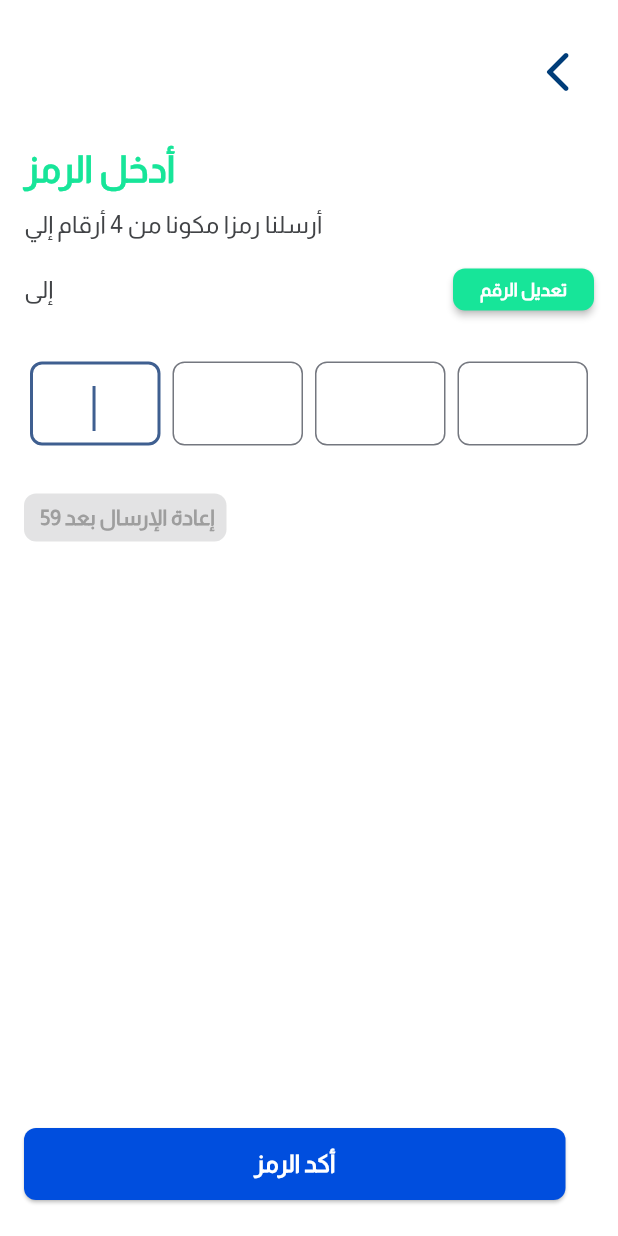
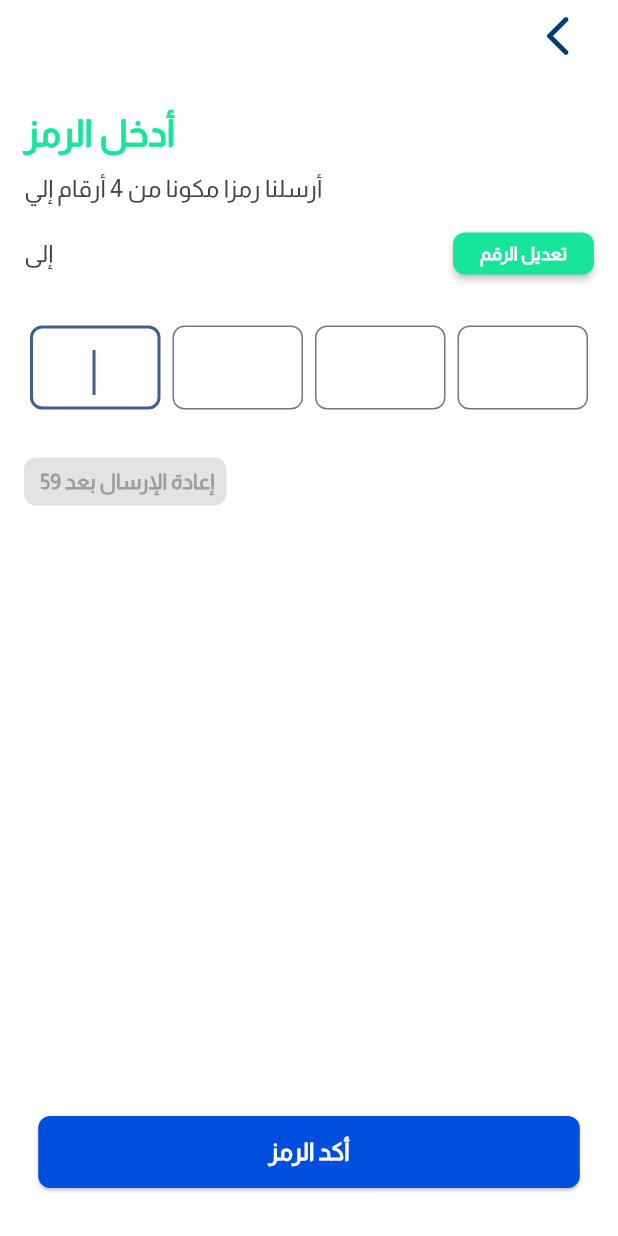
Before and after one commit to hayam-tarek/Mini-Sherkety-app, a Flutter app: the screen it shows after launch, after a tap on "دخول", on a phone screen of 412 x 824 dp. Run offline on Flutter 3.47's test engine with Material 3 defaults, Android fonts, the light colour scheme and no system bars; our stand-ins replace country_code_picker.

Commit message:
doing refactor code

```diff
--- a/apps/sherkety_flutter_app/lib/features/auth/presentation/view/create_password_view.dart
+++ b/apps/sherkety_flutter_app/lib/features/auth/presentation/view/create_password_view.dart
@@ -22,7 +22,6 @@
         child: Padding(
           padding: const EdgeInsets.symmetric(
             horizontal: AssetSpacing.paddingHorizontal,
-            vertical: AssetSpacing.paddingVertical,
           ),
           child: Column(
             children: [
--- a/apps/sherkety_flutter_app/lib/features/auth/presentation/view/register_view.dart
+++ b/apps/sherkety_flutter_app/lib/features/auth/presentation/view/register_view.dart
@@ -1,17 +1,10 @@
 import 'package:flutter/material.dart';
-import 'package:flutter_library/ui_lib.dart';
 import 'package:sherkety_flutter_app/core/constants/asset_spacing.dart';
-import 'package:sherkety_flutter_app/core/shared/widgets/base_spacing.dart';
-import 'package:sherkety_flutter_app/core/theme/styles.dart';
-import 'package:sherkety_flutter_app/features/auth/presentation/view/verify_view.dart';
-import 'package:sherkety_flutter_app/features/auth/presentation/view/widgets/contacts.dart';
 import 'package:sherkety_flutter_app/features/auth/presentation/view/widgets/have_an_account.dart';
-import 'package:sherkety_flutter_app/features/auth/presentation/view/widgets/terms_of_service_privacy_policy.dart';
-import 'package:sherkety_flutter_app/features/auth/presentation/view/widgets/text_register_with.dart';
+import 'package:sherkety_flutter_app/features/auth/presentation/view/widgets/register_body.dart';
 
 class RegisterView extends StatelessWidget {
-  RegisterView({super.key});
-  final TextEditingController controller = TextEditingController();
+  const RegisterView({super.key});
 
   @override
   Widget build(BuildContext context) {
@@ -20,40 +13,20 @@
         child: Padding(
           padding: const EdgeInsets.symmetric(
             horizontal: AssetSpacing.paddingHorizontal,
-            vertical: AssetSpacing.paddingVertical,
           ),
-          child: SingleChildScrollView(
-            child: Column(
-              crossAxisAlignment: CrossAxisAlignment.start,
-              children: [
-                Text('مرحبا!', style: Styles.headline200Heavy),
-                Text('سجل الآن .. لتبدأ', style: Styles.headline200light),
-                const BaseSpacing(),
-                PhoneNumber(controller: controller),
-                const BaseSpacing(),
-                const TermsOfServicePrivacyPolicy(),
-                const BaseSpacing(),
-                DefaultButton(
-                  text: 'دخول',
-                  onPressed: () {
-                    Navigator.push(
-                      context,
-                      MaterialPageRoute(
-                        builder: (context) => VerifyView(
-                          phoneNumber: controller.text,
-                        ),
-                      ),
-                    );
-                  },
+          child: Column(
+            children: [
+              Expanded(
+                child: RegisterBody(),
+              ),
+              const Padding(
+                padding: EdgeInsets.only(
+                  bottom: 32,
+                  top: 16,
                 ),
-                const BaseSpacing(),
-                const TextRegisterWith(),
-                const BaseSpacing(),
-                const Contacts(),
-                const SizedBox(height: 280),
-                const HaveAnAccount(),
-              ],
-            ),
+                child: HaveAnAccount(),
+              ),
+            ],
           ),
         ),
       ),
--- /dev/null
+++ b/apps/sherkety_flutter_app/lib/features/auth/presentation/view/verify_phone_view.dart
@@ -0,0 +1,84 @@
+import 'package:flutter/material.dart';
+import 'package:flutter_library/ui_lib.dart';
+import 'package:sherkety_flutter_app/core/constants/asset_spacing.dart';
+import 'package:sherkety_flutter_app/features/auth/presentation/view/create_password_view.dart';
+import 'package:sherkety_flutter_app/features/auth/presentation/view/widgets/verify_phone_view_body.dart';
+
+class VerifyPhoneView extends StatefulWidget {
+  const VerifyPhoneView({
+    super.key,
+    required this.phoneNumber,
+  });
+  final String phoneNumber;
+
+  @override
+  State<VerifyPhoneView> createState() => _VerifyViewState();
+}
+
+class _VerifyViewState extends State<VerifyPhoneView> {
+  final List<TextEditingController> controllers = List.generate(
+    4,
+    (index) => TextEditingController(),
+  );
+
+  String getCode() {
+    return controllers.map((controller) => controller.text).join();
+  }
+
+  String? fullCode;
+
+  bool correctCode = true;
+
+  @override
+  Widget build(BuildContext context) {
+    return Scaffold(
+      body: SafeArea(
+        child: Padding(
+          padding: const EdgeInsets.symmetric(
+            horizontal: AssetSpacing.paddingHorizontal,
+          ),
+          child: Column(
+            children: [
+              Expanded(
+                child: VerifyViewBody(
+                  phoneNumber: widget.phoneNumber,
+                  controllers: controllers,
+                  correctCode: correctCode,
+                ),
+              ),
+              Padding(
+                padding: const EdgeInsets.only(
+                  bottom: 32,
+                  top: 16,
+                ),
+                child: DefaultButton(
+                  text: 'أكد الرمز',
+                  onPressed: () {
+                    fullCode = getCode();
+                    if (fullCode != null) {
+                      if (fullCode!.length != 4) {
+                        setState(() {
+                          correctCode = false;
+                        });
+                      } else {
+                        correctCode = true;
+                        Navigator.pushReplacement(
+                          context,
+                          MaterialPageRoute(
+                            builder: (context) {
+                              return const CreatePasswordView();
+                            },
+                          ),
+                        );
+                      }
+                    }
+                  },
+                ),
+              ),
+            ],
+          ),
+        ),
+      ),
+    );
+  }
+}
--- a/apps/sherkety_flutter_app/lib/features/auth/presentation/view/verify_view.dart
+++ /dev/null
@@ -1,116 +0,0 @@
-import 'package:flutter/material.dart';
-import 'package:flutter_library/ui_lib.dart';
-import 'package:sherkety_flutter_app/core/constants/asset_spacing.dart';
-import 'package:sherkety_flutter_app/core/shared/widgets/base_spacing.dart';
-import 'package:sherkety_flutter_app/core/shared/widgets/small_space.dart';
-import 'package:sherkety_flutter_app/core/theme/styles.dart';
-import 'package:sherkety_flutter_app/features/auth/presentation/view/create_password_view.dart';
-import 'package:sherkety_flutter_app/features/auth/presentation/view/widgets/change_number_button.dart';
-import 'package:sherkety_flutter_app/features/auth/presentation/view/widgets/resend_code_button.dart';
-
-class VerifyView extends StatefulWidget {
-  const VerifyView({
-    super.key,
-    required this.phoneNumber,
-  });
-  final String phoneNumber;
-
-  @override
-  State<VerifyView> createState() => _VerifyViewState();
-}
-
-class _VerifyViewState extends State<VerifyView> {
-  final List<TextEditingController> controllers = List.generate(
-    4,
-    (index) => TextEditingController(),
-  );
-
-  String getCode() {
-    return controllers.map((controller) => controller.text).join();
-  }
-
-  String? fullCode;
-
-  bool correctCode = true;
-
-  @override
-  Widget build(BuildContext context) {
-    return Scaffold(
-      body: SafeArea(
-        child: Padding(
-          padding: const EdgeInsets.symmetric(
-            horizontal: AssetSpacing.paddingHorizontal,
-            vertical: AssetSpacing.paddingVertical,
-          ),
-          child: Column(
-            crossAxisAlignment: CrossAxisAlignment.start,
-            children: [
-              const DefaultAppBar(),
-              const BaseSpacing(),
-              Text(
-                'أدخل الرمز',
-                style: Styles.headline200Heavy,
-              ),
-              const SmallSpace(),
-              Text(
-                'أرسلنا رمزا مكونا من 4 أرقام إلي',
-                style: Styles.paragraph100Light,
-              ),
-              const SmallSpace(),
-              Row(
-                mainAxisAlignment: MainAxisAlignment.spaceBetween,
-                children: [
-                  Text(
-                    'إلى ${widget.phoneNumber} ',
-                    style: Styles.paragraph100Light,
-                  ),
-                  ChangeNumberButton(),
-                ],
-              ),
-              const BaseSpacing(),
-              CodeInput(
-                controllers: controllers,
-              ),
-              const SmallSpace(),
-              if (!correctCode)
-                const DangerContainer(
-                  text: 'رمز التعريف غير صحيح.',
-                ),
-              const BaseSpacing(),
-              const SizedBox(
-                width: 135,
-                height: 32,
-                child: ResendCodeButton(),
-              ),
-              const Expanded(
-                child: SizedBox(
-                  width: double.infinity,
-                ),
-              ),
-              DefaultButton(
-                text: 'أكد الرمز',
-                onPressed: () {
-                  fullCode = getCode();
-                  if (fullCode != null) {
-                    if (fullCode!.length != 4) {
-                      setState(() {
-                        correctCode = false;
-                      });
-                    } else {
-                      correctCode = true;
-                      Navigator.pushReplacement(context, MaterialPageRoute(
-                        builder: (context) {
-                          return const CreatePasswordView();
-                        },
-                      ));
-                    }
-                  }
-                },
-              ),
-            ],
-          ),
-        ),
-      ),
-    );
-  }
-}
--- /dev/null
+++ b/apps/sherkety_flutter_app/lib/features/auth/presentation/view/widgets/register_body.dart
@@ -0,0 +1,51 @@
+import 'package:flutter/material.dart';
+import 'package:flutter_library/ui_lib.dart';
+import 'package:sherkety_flutter_app/core/shared/widgets/base_spacing.dart';
+import 'package:sherkety_flutter_app/core/theme/styles.dart';
+import 'package:sherkety_flutter_app/features/auth/presentation/view/verify_phone_view.dart';
+import 'package:sherkety_flutter_app/features/auth/presentation/view/widgets/contacts.dart';
+import 'package:sherkety_flutter_app/features/auth/presentation/view/widgets/terms_of_service_privacy_policy.dart';
+import 'package:sherkety_flutter_app/features/auth/presentation/view/widgets/text_register_with.dart';
+
+class RegisterBody extends StatelessWidget {
+  RegisterBody({
+    super.key,
+  });
+
+  final TextEditingController controller = TextEditingController();
+
+  @override
+  Widget build(BuildContext context) {
+    return SingleChildScrollView(
+      child: Column(
+        crossAxisAlignment: CrossAxisAlignment.start,
+        children: [
+          Text('مرحبا!', style: Styles.headline200Heavy),
+          Text('سجل الآن .. لتبدأ', style: Styles.headline200light),
+          const BaseSpacing(),
+          PhoneNumber(controller: controller),
+          const BaseSpacing(),
+          const TermsOfServicePrivacyPolicy(),
+          const BaseSpacing(),
+          DefaultButton(
+            text: 'دخول',
+            onPressed: () {
+              Navigator.push(
+                context,
+                MaterialPageRoute(
+                  builder: (context) => VerifyPhoneView(
+                    phoneNumber: controller.text,
+                  ),
+                ),
+              );
+            },
+          ),
+          const BaseSpacing(),
+          const TextRegisterWith(),
+          const BaseSpacing(),
+          const Contacts(),
+        ],
+      ),
+    );
+  }
+}
--- /dev/null
+++ b/apps/sherkety_flutter_app/lib/features/auth/presentation/view/widgets/verify_phone_view_body.dart
@@ -0,0 +1,66 @@
+import 'package:flutter/material.dart';
+import 'package:flutter_library/ui_lib.dart';
+import 'package:sherkety_flutter_app/core/shared/widgets/base_spacing.dart';
+import 'package:sherkety_flutter_app/core/shared/widgets/small_space.dart';
+import 'package:sherkety_flutter_app/core/theme/styles.dart';
+import 'package:sherkety_flutter_app/features/auth/presentation/view/widgets/change_number_button.dart';
+import 'package:sherkety_flutter_app/features/auth/presentation/view/widgets/resend_code_button.dart';
+
+class VerifyViewBody extends StatelessWidget {
+  const VerifyViewBody({
+    super.key,
+    required this.phoneNumber,
+    required this.controllers,
+    required this.correctCode,
+  });
+
+  final String phoneNumber;
+  final List<TextEditingController> controllers;
+  final bool correctCode;
+
+  @override
+  Widget build(BuildContext context) {
+    return Column(
+      crossAxisAlignment: CrossAxisAlignment.start,
+      children: [
+        const DefaultAppBar(),
+        const BaseSpacing(),
+        Text(
+          'أدخل الرمز',
+          style: Styles.headline200Heavy,
+        ),
+        const SmallSpace(),
+        Text(
+          'أرسلنا رمزا مكونا من 4 أرقام إلي',
+          style: Styles.paragraph100Light,
+        ),
+        const SmallSpace(),
+        Row(
+          mainAxisAlignment: MainAxisAlignment.spaceBetween,
+          children: [
+            Text(
+              'إلى $phoneNumber ',
+              style: Styles.paragraph100Light,
+            ),
+            ChangeNumberButton(),
+          ],
+        ),
+        const BaseSpacing(),
+        CodeInput(
+          controllers: controllers,
+        ),
+        const SmallSpace(),
+        if (!correctCode)
+          const DangerContainer(
+            text: 'رمز التعريف غير صحيح.',
+          ),
+        const BaseSpacing(),
+        const SizedBox(
+          width: 135,
+          height: 32,
+          child: ResendCodeButton(),
+        ),
+      ],
+    );
+  }
+}
--- a/apps/sherkety_flutter_app/lib/main.dart
+++ b/apps/sherkety_flutter_app/lib/main.dart
@@ -36,7 +36,7 @@
         GlobalWidgetsLocalizations.delegate,
         GlobalCupertinoLocalizations.delegate,
       ],
-      home: RegisterView(),
+      home: const RegisterView(),
     );
   }
 }
```
